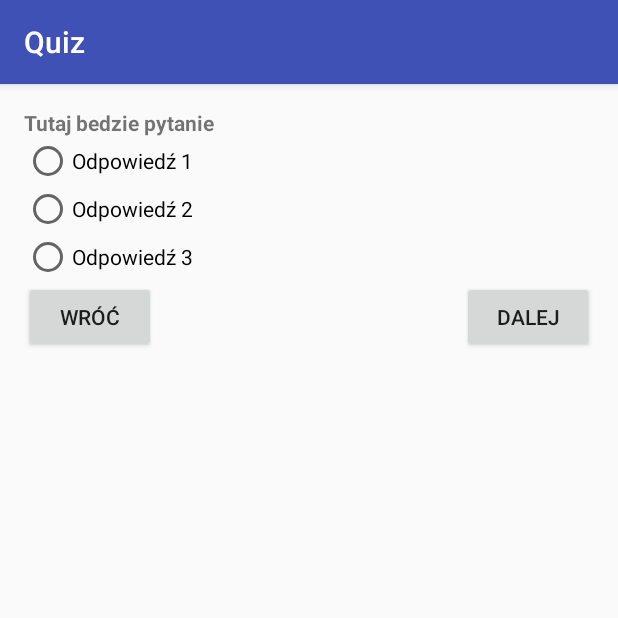
After one commit to Konrad7005/Github_Quiz, an Android app: the QuestionActivity screen opened directly, with no data from a screen before it, on a phone screen of 412 x 824 dp, the top half of it. The commit adds this screen. Run offline under Robolectric (Android 15) with nearby library versions, the phone set to English and light mode, and no system bars.

Commit message:
dodanie odpowiedzi o kolejny ekran

```diff
--- a/app/src/main/AndroidManifest.xml
+++ b/app/src/main/AndroidManifest.xml
@@ -1,19 +1,21 @@
 <?xml version="1.0" encoding="utf-8"?>
 <manifest xmlns:android="http://schemas.android.com/apk/res/android"
-    package="com.example.konrad.quiz" >
+          package="com.example.konrad.quiz">
 
     <application
         android:allowBackup="true"
         android:icon="@mipmap/ic_launcher"
         android:label="@string/app_name"
         android:supportsRtl="true"
-        android:theme="@style/AppTheme" >
-        <activity android:name=".StartActivity" >
+        android:theme="@style/AppTheme">
+        <activity android:name=".StartActivity">
             <intent-filter>
-                <action android:name="android.intent.action.MAIN" />
+                <action android:name="android.intent.action.MAIN"/>
 
-                <category android:name="android.intent.category.LAUNCHER" />
+                <category android:name="android.intent.category.LAUNCHER"/>
             </intent-filter>
+        </activity>
+        <activity android:name=".QuestionActivity">
         </activity>
     </application>
 
--- /dev/null
+++ b/app/src/main/java/com/example/konrad/quiz/QuestionActivity.java
@@ -0,0 +1,13 @@
+package com.example.konrad.quiz;
+
+import android.support.v7.app.AppCompatActivity;
+import android.os.Bundle;
+
+public class QuestionActivity extends AppCompatActivity {
+
+    @Override
+    protected void onCreate(Bundle savedInstanceState) {
+        super.onCreate(savedInstanceState);
+        setContentView(R.layout.activity_question);
+    }
+}
--- a/app/src/main/java/com/example/konrad/quiz/StartActivity.java
+++ b/app/src/main/java/com/example/konrad/quiz/StartActivity.java
@@ -1,11 +1,13 @@
 package com.example.konrad.quiz;
 
+import android.content.Intent;
 import android.content.SharedPreferences;
 import android.support.v4.content.SharedPreferencesCompat;
 import android.support.v7.app.AppCompatActivity;
 import android.os.Bundle;
 import android.widget.EditText;
 import android.widget.Spinner;
+import android.widget.Toast;
 
 import butterknife.BindView;
 import butterknife.ButterKnife;
@@ -16,7 +18,7 @@ public class StartActivity extends AppCompatActivity {
     protected EditText mName;
     @BindView(R.id.difficulty)
     protected Spinner mDifficulty;
-    private SharedPreferences mPrefs;
+    private UserPreferences mPrefs;
 
     @Override
     protected void onCreate(Bundle savedInstanceState) {
@@ -24,10 +26,9 @@ public class StartActivity extends AppCompatActivity {
         setContentView(R.layout.activity_start);
         ButterKnife.bind(this);
 
-        mPrefs = getSharedPreferences("user", MODE_PRIVATE);       // ctrl alt f i tworzy private
-        mName.setText(mPrefs.getString("username", ""));
-
-
+        mPrefs = new UserPreferences(this);       // ctrl alt f i tworzy private
+        mName.setText(mPrefs.getUsername());      //zmienilismy to ctrl+alt+c i replace zaznaczamy
+        mDifficulty.setSelection(mPrefs.getLevel());
     }
 
     @OnClick(R.id.next)
@@ -38,11 +39,21 @@ public class StartActivity extends AppCompatActivity {
             mName.setError("Brak nazwy gracza !");
             return;
         }
+
+        int selectedLevel = mDifficulty.getSelectedItemPosition();
+        if (selectedLevel == 0) {
+            Toast.makeText(this, "Wybierz poziom trudności !", Toast.LENGTH_LONG).show();
+            return;
+        }
         // TODO Zapamietanie nazwy gracza i poziomu trudnosci
-        mPrefs.edit().putString("username", name).apply();
+        mPrefs.setUsername(name);
+        mPrefs.setLevel(selectedLevel);
 
 
+        // TODO Losowanie puli pytan
         // TODO Otwarcie nowego ekranu
-        // TODO Otwarcie nowego ekranu
+        Intent questionIntent = new Intent(this, QuestionActivity.class );
+        startActivity(questionIntent);
+
     }
 }
--- /dev/null
+++ b/app/src/main/res/layout/activity_question.xml
@@ -0,0 +1,68 @@
+<?xml version="1.0" encoding="utf-8"?>
+<ScrollView xmlns:android="http://schemas.android.com/apk/res/android"
+            xmlns:tools="http://schemas.android.com/tools"
+            android:layout_width="match_parent"
+            android:layout_height="match_parent">
+
+    <RelativeLayout
+        android:id="@+id/activity_question"
+        android:layout_width="match_parent"
+        android:layout_height="match_parent"
+        android:paddingBottom="@dimen/activity_vertical_margin"
+        android:paddingLeft="@dimen/activity_horizontal_margin"
+        android:paddingRight="@dimen/activity_horizontal_margin"
+        android:paddingTop="@dimen/activity_vertical_margin"
+        tools:context="com.example.konrad.quiz.QuestionActivity">
+
+        <TextView
+            android:id="@+id/question_text"
+            android:layout_width="match_parent"
+            android:layout_height="wrap_content"
+            android:text="Tutaj bedzie pytanie"
+            android:textStyle="bold"/>
+
+
+        <RadioGroup
+            android:id="@+id/answers"
+            android:layout_width="match_parent"
+            android:layout_height="wrap_content"
+            android:layout_below="@id/question_text"
+            android:orientation="vertical">
+
+            <RadioButton
+                android:id="@+id/answer_a"
+                android:layout_width="match_parent"
+                android:layout_height="wrap_content"
+                android:text="Odpowiedź 1"/>
+
+            <RadioButton
+                android:id="@+id/answer_b"
+                android:layout_width="match_parent"
+                android:layout_height="wrap_content"
+                android:text="Odpowiedź 2"/>
+
+            <RadioButton
+                android:id="@+id/answer_c"
+                android:layout_width="match_parent"
+                android:layout_height="wrap_content"
+                android:text="Odpowiedź 3"/>
+        </RadioGroup>
+
+        <Button
+            android:id="@+id/btn_back"
+            android:layout_width="wrap_content"
+            android:layout_height="match_parent"
+            android:layout_below="@+id/answers"
+            android:text="wróć"/>
+
+        <Button
+            android:id="@+id/btn_next"
+            android:layout_width="wrap_content"
+            android:layout_height="match_parent"
+            android:layout_alignParentRight="true"
+            android:layout_below="@+id/answers"
+            android:text="dalej"/>
+
+
+    </RelativeLayout>
+</ScrollView>
--- a/gradle.properties
+++ b/gradle.properties
@@ -9,7 +9,7 @@
 
 # Specifies the JVM arguments used for the daemon process.
 # The setting is particularly useful for tweaking memory settings.
-org.gradle.jvmargs=-Xmx1536m
+org.gradle.jvmargs=-Xmx768m
 
 # When configured, Gradle will run in incubating parallel mode.
 # This option should only be used with decoupled projects. More details, visit
```
